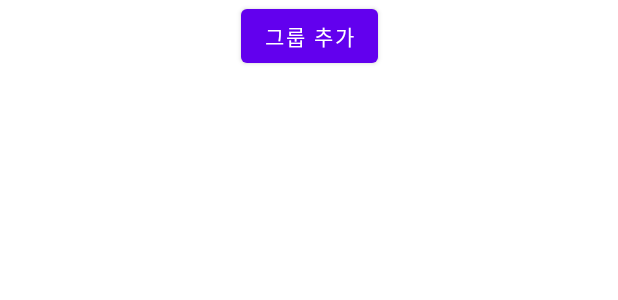
After one commit to Goranies/MyTimeTable, an Android app: the layout footer_layout.xml on its own in the app's theme, with its tools: preview values and no code run, on a phone screen of 412 x 824 dp. The commit adds this screen. Shown: the top 300 px of the screen. Run offline under Robolectric (Android 15) with nearby library versions, the phone set to English and light mode, and no system bars.

Commit message:
Wizard/add ViewHolder ClickEvent & add Footer Button ETC...

```diff
--- a/app/src/main/res/layout/activity_wizard.xml
+++ b/app/src/main/res/layout/activity_wizard.xml
@@ -31,6 +31,7 @@
         android:id="@+id/wizard_recycler"
         android:layout_width="0dp"
         android:layout_height="0dp"
+
         android:layout_marginTop="30dp"
         android:layout_marginBottom="30dp"
         app:layout_constraintBottom_toTopOf="@+id/wizard_btn_button"
--- /dev/null
+++ b/app/src/main/res/layout/footer_layout.xml
@@ -0,0 +1,15 @@
+<?xml version="1.0" encoding="utf-8"?>
+<androidx.constraintlayout.widget.ConstraintLayout xmlns:android="http://schemas.android.com/apk/res/android"
+    xmlns:app="http://schemas.android.com/apk/res-auto"
+    android:layout_width="match_parent"
+    android:layout_height="wrap_content">
+
+    <Button
+        android:id="@+id/footer_button_addGroup"
+        android:layout_width="wrap_content"
+        android:layout_height="wrap_content"
+        android:text="그룹 추가"
+        app:layout_constraintEnd_toEndOf="parent"
+        app:layout_constraintStart_toStartOf="parent"
+        app:layout_constraintTop_toTopOf="parent" />
+</androidx.constraintlayout.widget.ConstraintLayout>
--- a/app/src/main/res/layout/group_layout.xml
+++ b/app/src/main/res/layout/group_layout.xml
@@ -42,17 +42,17 @@
             app:srcCompat="@drawable/ic_modify_name_button" />
 
         <ImageButton
-            android:id="@+id/imageButton5"
+            android:id="@+id/wizard_card_button_addTime"
             android:layout_width="wrap_content"
             android:layout_height="wrap_content"
             android:layout_marginEnd="15dp"
             android:background="#FFFFFF"
-            app:layout_constraintEnd_toStartOf="@+id/imageButton6"
+            app:layout_constraintEnd_toStartOf="@+id/wizard_card_button_deleteGroup"
             app:layout_constraintTop_toTopOf="parent"
             app:srcCompat="@drawable/ic_add_time_button" />
 
         <ImageButton
-            android:id="@+id/imageButton6"
+            android:id="@+id/wizard_card_button_deleteGroup"
             android:layout_width="wrap_content"
             android:layout_height="wrap_content"
             android:background="#FFFFFF"
```
Also changed, not shown: app/src/main/java/com/kbd/projectrepository/Group.java (+1 -10 lines), app/src/main/java/com/kbd/projectrepository/GroupAdapter.java (+107 -10 lines), app/src/main/java/com/kbd/projectrepository/WizardActivity.java (+7 -49 lines).
